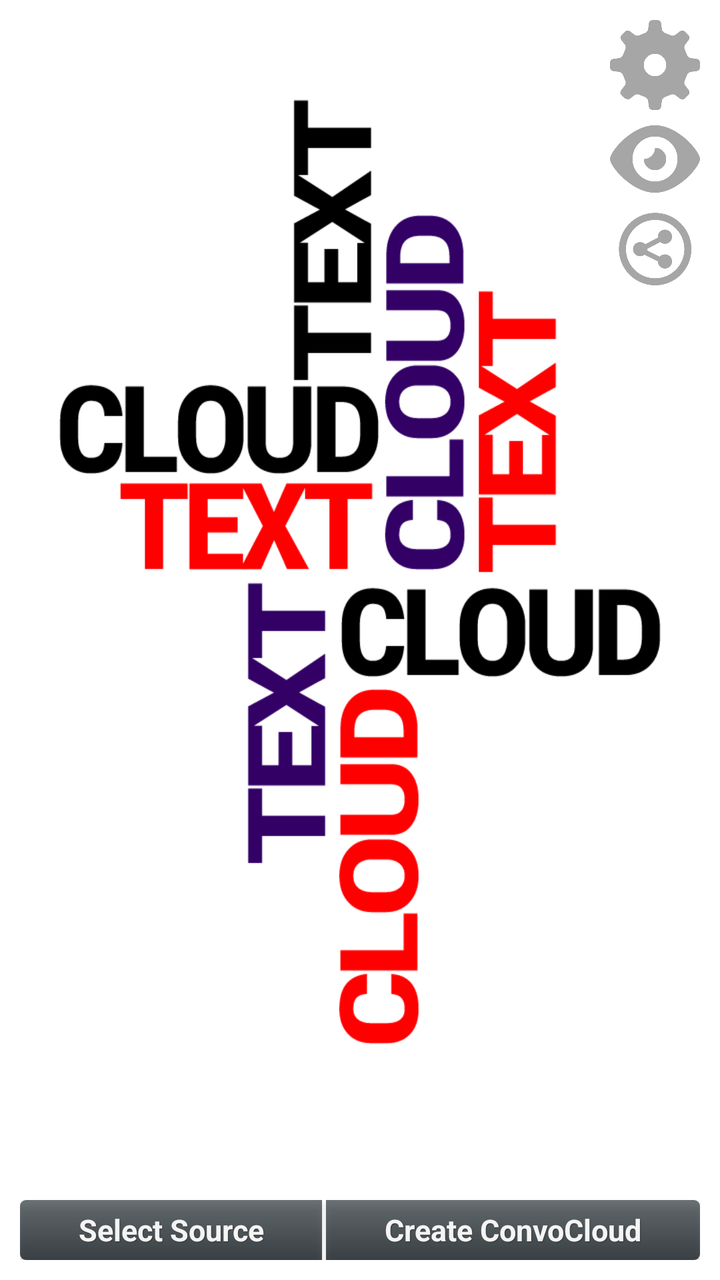
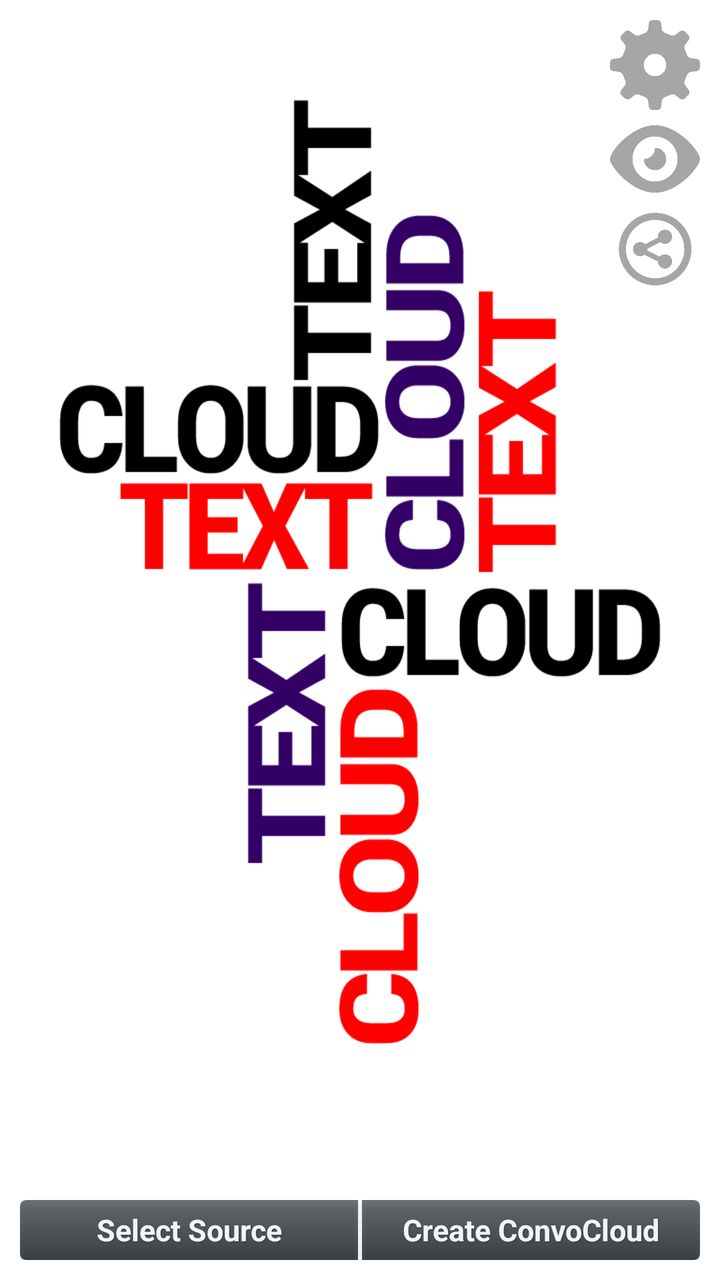

Compare the two renders of this Android layout. The source of the first and the diff that turns it into the second are given below.
<!-- AndroidManifest.xml: fallback theme Theme.MaterialComponents.DayNight.NoActionBar -->
<!-- res/layout/activity_main.xml -->
<RelativeLayout xmlns:android="http://schemas.android.com/apk/res/android"
    android:id="@+id/main_layout"
    android:layout_width="match_parent"
    android:layout_height="match_parent"
    android:background="@drawable/main_image"
    android:clickable="true" >

    <LinearLayout
        android:id="@+id/button_layout"
        android:layout_width="match_parent"
        android:layout_height="30dp"
        android:layout_alignParentBottom="true"
        android:layout_alignParentLeft="true"
        android:layout_marginBottom="10dp"
        android:layout_marginLeft="10dp"
        android:layout_marginRight="10dp"
        android:layout_marginTop="3dp" >

        <Button
            android:id="@+id/source_selection_button"
            style="@style/btnStyleBlackpearl"
            android:layout_width="wrap_content"
            android:layout_height="wrap_content"
            android:layout_marginRight="1dp"
            android:layout_weight=".25"
            android:alpha=".75"
            android:background="@drawable/button_left"
            android:text="@string/select_source" />

        <Button
            android:id="@+id/create_text_cloud_button"
            style="@style/btnStyleBlackpearl"
            android:layout_width="wrap_content"
            android:layout_height="wrap_content"
            android:layout_marginLeft="1dp"
            android:layout_weight=".25"
            android:alpha=".75"
            android:background="@drawable/button_right"
            android:text="@string/create_convocloud" />
    </LinearLayout>

    <LinearLayout
        android:id="@+id/icon_layout"
        android:layout_width="wrap_content"
        android:layout_height="wrap_content"
        android:layout_alignParentLeft="false"
        android:layout_alignParentRight="true"
        android:layout_alignParentTop="true"
        android:layout_marginRight="10dp"
        android:layout_marginTop="10dp"
        android:orientation="vertical" >

        <ImageView
            android:id="@+id/settings_button"
            android:layout_width="wrap_content"
            android:layout_height="wrap_content"
            android:layout_marginBottom="2dp"
            android:adjustViewBounds="true"
            android:alpha=".35"
            android:clickable="true"
            android:contentDescription="@string/settings_description"
            android:maxHeight="45dp"
            android:maxWidth="45dp"
            android:src="@drawable/settingsicon" />

        <ImageView
            android:id="@+id/visible_button"
            android:layout_width="wrap_content"
            android:layout_height="wrap_content"
            android:adjustViewBounds="true"
            android:alpha=".35"
            android:clickable="true"
            android:contentDescription="@string/settings_description"
            android:maxHeight="45dp"
            android:maxWidth="45dp"
            android:src="@drawable/visible_icon" />

        <ImageView
            android:id="@+id/share_button"
            android:layout_width="wrap_content"
            android:layout_height="wrap_content"
            android:adjustViewBounds="true"
            android:alpha=".35"
            android:clickable="true"
            android:contentDescription="@string/settings_description"
            android:maxHeight="45dp"
            android:maxWidth="45dp"
            android:src="@drawable/share_icon" />

    </LinearLayout>

    <LinearLayout
        android:id="@+id/status_layout"
        android:layout_width="wrap_content"
        android:layout_height="wrap_content"
        android:layout_above="@+id/button_layout"
        android:layout_alignParentLeft="true"
        android:layout_marginLeft="10dp"
        android:alpha=".75"
        android:background="@layout/rounded_corners" >

        <TextView
            android:id="@+id/status_text"
            android:layout_width="wrap_content"
            android:layout_height="wrap_content"
            android:paddingLeft="3dp"
            android:paddingRight="3dp"
            android:text="@string/status_text"
            android:textAppearance="?android:attr/textAppearanceMedium"
            android:textColor="@android:color/white"
            android:textSize="@dimen/Default"
            android:textStyle="bold" />

    </LinearLayout>

</RelativeLayout>
<!-- resources referenced by this layout -->
<resources>
  <dimen name="Default">15sp</dimen>
  <!-- drawable button_left (drawable-hdpi) -->
  <?xml version="1.0" encoding="utf-8"?>
  <selector xmlns:android="http://schemas.android.com/apk/res/android" >
       <item android:state_pressed="true" >
           <shape android:shape="rectangle"  >
               <corners android:bottomLeftRadius="3dip" 
                   android:topLeftRadius="3dip"/>
               <gradient  android:angle="-90"  android:startColor="#080909" android:endColor="#626b70"  />            
           </shape>
       </item>
      <item android:state_focused="true">
           <shape android:shape="rectangle"  >
               <corners android:bottomLeftRadius="3dip" 
                   android:topLeftRadius="3dip"/>
               <solid  android:color="#050e13"/>       
           </shape>
       </item>  
      <item >
          <shape android:shape="rectangle"  >
               <corners android:bottomLeftRadius="3dip" 
                   android:topLeftRadius="3dip"/>
               <gradient  android:angle="-90"  android:startColor="#3c454a" android:endColor="#050e13" />            
           </shape>
       </item>
  </selector>
  <!-- drawable button_right (drawable-hdpi) -->
  <?xml version="1.0" encoding="utf-8"?>
  <selector xmlns:android="http://schemas.android.com/apk/res/android" >
       <item android:state_pressed="true" >
           <shape android:shape="rectangle"  >
               <corners android:radius="3dip" />
               <corners android:bottomRightRadius="3dip" 
                   android:topRightRadius="3dip"/>
               <gradient  android:angle="-90"  android:startColor="#080909" android:endColor="#626b70"  />            
           </shape>
       </item>
      <item android:state_focused="true">
           <shape android:shape="rectangle"  >
               <corners android:bottomRightRadius="3dip" 
                   android:topRightRadius="3dip"/>
  
               <solid  android:color="#050e13"/>       
           </shape>
       </item>  
      <item >
          <shape android:shape="rectangle"  >
               <corners android:bottomRightRadius="3dip" 
                   android:topRightRadius="3dip"/>
               <gradient  android:angle="-90"  android:startColor="#3c454a" android:endColor="#050e13" />            
           </shape>
       </item>
  </selector>
  <!-- drawable main_image: png bitmap (drawable-hdpi, 45865 bytes) -->
  <!-- drawable settingsicon: png bitmap (drawable-hdpi, 12030 bytes) -->
  <!-- drawable share_icon: png bitmap (drawable-hdpi, 8854 bytes) -->
  <!-- drawable visible_icon: png bitmap (drawable-hdpi, 12784 bytes) -->
  <string name="create_convocloud">Create ConvoCloud</string>
  <string name="select_source">Select Source</string>
  <string name="settings_description">Settings Button</string>
  <string name="status_text">Begin by selecting cloud source</string>
  <style name="btnStyleBlackpearl" parent="@android:style/Widget.Button">
         <item name="android:textSize">15sp</item>
         <item name="android:textStyle">bold</item>
         <item name="android:textColor">#FFFFFF</item>
         <item name="android:gravity">center</item>
         <item name="android:shadowColor">#000000</item>
         <item name="android:shadowDx">1</item>
         <item name="android:shadowDy">1</item>
         <item name="android:shadowRadius">0.6</item>
         <item name="android:alpha">.5</item>
         <item name="android:background">@drawable/button_left</item>
     </style>
</resources>

<!-- the commit's change to res/layout/activity_main.xml (unified diff, before → after) -->
@@ -19,10 +19,10 @@
         <Button
             android:id="@+id/source_selection_button"
             style="@style/btnStyleBlackpearl"
-            android:layout_width="wrap_content"
+            android:layout_width="match_parent"
             android:layout_height="wrap_content"
             android:layout_marginRight="1dp"
-            android:layout_weight=".25"
+            android:layout_weight=".5"
             android:alpha=".75"
             android:background="@drawable/button_left"
             android:text="@string/select_source" />
@@ -30,10 +30,10 @@
         <Button
             android:id="@+id/create_text_cloud_button"
             style="@style/btnStyleBlackpearl"
-            android:layout_width="wrap_content"
+            android:layout_width="match_parent"
             android:layout_height="wrap_content"
             android:layout_marginLeft="1dp"
-            android:layout_weight=".25"
+            android:layout_weight=".5"
             android:alpha=".75"
             android:background="@drawable/button_right"
             android:text="@string/create_convocloud" />
